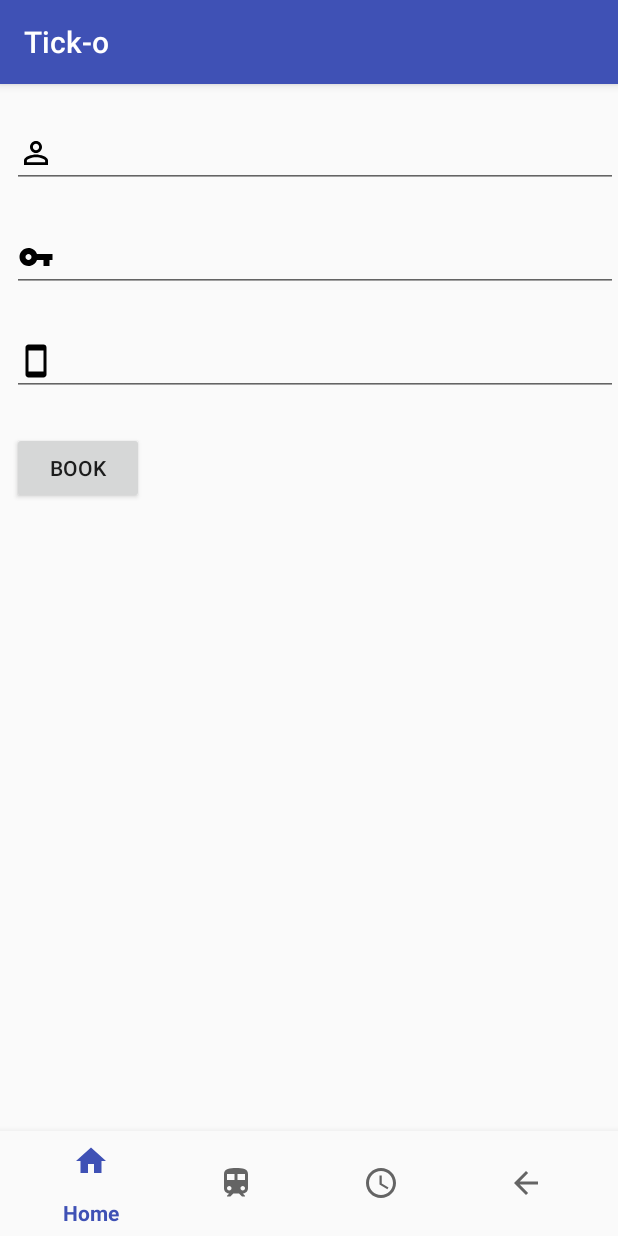
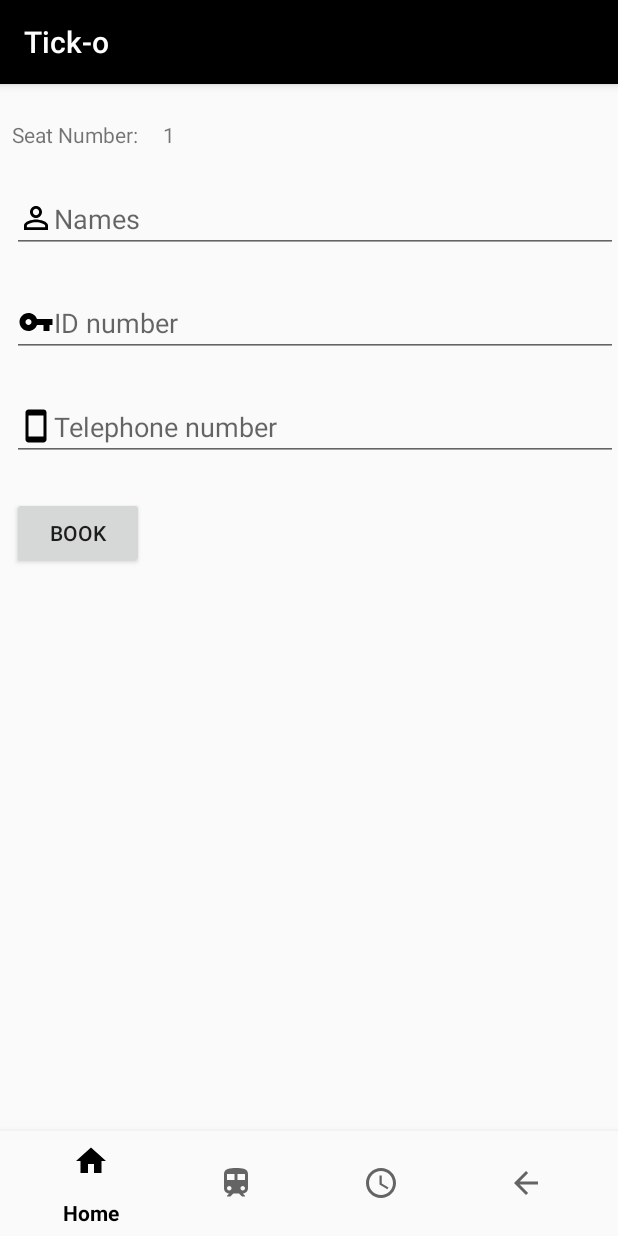
Before and after one commit to samchuckie/Mobile_train_Booking, an Android app: the fragment TrainEntry_frag placed in its activity, on a phone screen of 412 x 824 dp. Run offline under Robolectric (Android 15) with nearby library versions, the phone set to English and light mode, and no system bars; our stand-ins replace Firebase (no records; nobody signed in at launch, a user with empty details on screens opened directly); libraries missing offline, so code that uses them is left out: com.androidstudy.daraja; 1 statement that could not run was skipped.

Commit message:
User checkcing their ticket remains

```diff
--- a/app/build.gradle
+++ b/app/build.gradle
@@ -42,6 +42,7 @@ dependencies {
     implementation 'com.squareup.okhttp3:okhttp:3.10.0'
     implementation 'com.androidstudy:daraja:1.0.0'
     androidTestImplementation 'com.android.support.test:rules:1.0.2'
+    implementation 'de.hdodenhof:circleimageview:2.2.0'
 
 
 }
--- a/app/src/main/java/com/example/asce/databasetests/Fragments/TrainEntry.java
+++ b/app/src/main/java/com/example/asce/databasetests/Fragments/TrainEntry_frag.java
@@ -11,6 +11,7 @@ import android.view.View;
 import android.view.ViewGroup;
 import android.widget.Button;
 import android.widget.EditText;
+import android.widget.TextView;
 import android.widget.Toast;
 
 import com.androidstudy.daraja.Daraja;
@@ -19,9 +20,12 @@ import com.androidstudy.daraja.model.AccessToken;
 import com.androidstudy.daraja.model.LNMExpress;
 import com.androidstudy.daraja.model.LNMResult;
 import com.example.asce.databasetests.R;
+import com.example.asce.databasetests.ViewModel.Datechecker_viewmodel;
 import com.example.asce.databasetests.ViewModel.booking_viewmodel;
 import com.example.asce.databasetests.ViewModel.darajaViewModel;
-import com.example.asce.databasetests.entry;
+import com.example.asce.databasetests.Entry;
+import com.google.firebase.auth.FirebaseAuth;
+import com.google.firebase.auth.FirebaseUser;
 import com.google.firebase.database.DataSnapshot;
 import com.google.firebase.database.DatabaseError;
 import com.google.firebase.database.DatabaseReference;
@@ -31,13 +35,18 @@ import com.google.firebase.database.ValueEventListener;
 import java.util.HashMap;
 import java.util.Map;
 
-public class TrainEntry extends Fragment {
+public class TrainEntry_frag extends Fragment {
     private booking_viewmodel book;
     private darajaViewModel darajavm;
-    DatabaseReference databaseReference;
+    private DatabaseReference databaseReference;
     EditText usersname, userid,usertelephone;
+    private Datechecker_viewmodel datechecker_viewmodel;
+    TextView seatno;
     Button mpesa_req;
-    Daraja daraja;
+    private Daraja daraja;
+    String bday,bmonth,byear;
+    int seatnumber;
+
 
     @Nullable
     @Override
@@ -51,13 +60,18 @@ public class TrainEntry extends Fragment {
         super.onActivityCreated(savedInstanceState);
         book = ViewModelProviders.of(getActivity()).get(booking_viewmodel.class);
         darajavm = ViewModelProviders.of(getActivity()).get(darajaViewModel.class);
-        Log.e("sam", "" + book.getmMonth());
+        datechecker_viewmodel = ViewModelProviders.of(getActivity()).get(Datechecker_viewmodel.class);
+        Log.e("sam", "Month to be booked" + book.getmMonth());
         databaseReference = FirebaseDatabase.getInstance().getReference();
         usersname = getActivity().findViewById(R.id.names);
         userid = getActivity().findViewById(R.id.id);
         usertelephone = getActivity().findViewById(R.id.telephone);
+        seatno = getActivity().findViewById(R.id.seat);
         mpesa_req = getActivity().findViewById(R.id.requester);
-         mpesa_req.setOnClickListener(mpesa_request);
+        mpesa_req.setOnClickListener(mpesa_request);
+        bday =String.valueOf(book.getmDay());
+        bmonth = String.valueOf(book.getmMonth());
+        byear =String.valueOf(book.getmYear());
         daraja = Daraja.with(darajavm.getConsumerkey(), darajavm.getConsumesecret(), new DarajaListener<AccessToken>() {
             @Override
             public void onResult(@NonNull AccessToken accessToken) {
@@ -70,30 +84,46 @@ public class TrainEntry extends Fragment {
                 Log.e("sam" , "error is " + error);
             }
         });
+        databaseReference.child(byear)
+                .child(bmonth)
+                .child(bday)
+                .child(book.getDeparture_station()).child(book.getDestination_station())
+                .child(book.getEconomical_status())
+                .addValueEventListener(new ValueEventListener() {
+                    @Override
+                    public void onDataChange(@NonNull DataSnapshot dataSnapshot) {
+
+                        //use to check if seast available change during booking
+                        int number = (int) dataSnapshot.getChildrenCount();
+                        if (number<=datechecker_viewmodel.getMaximumseats())
+                        {
+                            number++;
+                            seatnumber = number;
+                            seatno.setText(String.valueOf(seatnumber));
+
+                        }
+                        else
+                        {
+                            //go back to datepicker
+                        }
+                    }
+
+                    @Override
+                    public void onCancelled(@NonNull DatabaseError databaseError) {
+
+
+                    }
+
+                });
 
     }
     View.OnClickListener mpesa_request = new View.OnClickListener() {
         @Override
         public void onClick(View v) {
 
-            final String n = usersname.getText().toString();
-            final String i = userid.getText().toString();
-            final String t = usertelephone.getText().toString();
-            databaseReference.child(String.valueOf(book.getmYear())).child(String.valueOf(book.getmMonth()))
-                    .child(String.valueOf(book.getmDay()))
-                    .child(book.getDeparture_station()).child(book.getDestination_station()).child(book.getEconomical_status())
-                    .addValueEventListener(new ValueEventListener() {
-                        @Override
-                        public void onDataChange(@NonNull DataSnapshot dataSnapshot) {
-
-
-                        }
-
-                        @Override
-                        public void onCancelled(@NonNull DatabaseError databaseError) {
-
-                        }
-                    });
+            final String user_name = usersname.getText().toString();
+            final int user_id =Integer.valueOf(userid.getText().toString());
+            final int user_telephone = Integer.valueOf(usertelephone.getText().toString());
 
 
             LNMExpress lnmExpress = new LNMExpress(
@@ -108,12 +138,16 @@ public class TrainEntry extends Fragment {
                     darajavm.getAccountreference(),
                     darajavm.getTransactiondec()
             );
-
+            Log.e("sam", "The username is " + user_name);
+            Log.e("sam", "The id is " + user_id);
+            Log.e("sam", "The telephone is " + user_telephone);
+            Log.e("sam", "The price is " + book.getPrice());
+            setter(user_name, user_id, book.getPrice(), user_telephone);
             daraja.requestMPESAExpress(lnmExpress, new DarajaListener<LNMResult>() {
                         @Override
                         public void onResult(@NonNull LNMResult lnmResult) {
-                            Log.e("sam", lnmResult.ResponseDescription);
-                            setter(n, i, book.getPrice(), t);
+                            Log.e("sam", "descritpion" + lnmResult.ResponseDescription);
+                            setter(user_name, user_id, book.getPrice(), user_telephone);
                         }
 
                         @Override
@@ -125,16 +159,20 @@ public class TrainEntry extends Fragment {
         }
     };
 
-    public void setter(String name ,String id,int price , String phone)
+    public void setter(String name ,int id,int price , int phone)
     {
-        entry ee= new entry(name,id ,price ,phone);
-        Map<String, Object> postValues = ee.mapper();
+        Entry tick_entry= new Entry(name,id ,price ,phone);
+        Map<String, Object> postValues = tick_entry.mapper();
         Map<String, Object> childUpdates = new HashMap<>();
-        childUpdates.put("hj"  , postValues);
+        childUpdates.put(byear + "/" + bmonth + "/" +bday + "/" + book.getDeparture_station()
+                + "/" + book.getDestination_station() + "/" + book.getEconomical_status()+ "/"+seatnumber , postValues);
         databaseReference.updateChildren(childUpdates);
 
+        Map<String ,Object> usermap = new HashMap<>() ;
+        usermap.put("UserTickets/" + FirebaseAuth.getInstance().getCurrentUser().getUid()  , postValues);
 
-    }
+        databaseReference.updateChildren(usermap);
 
+        }
 
 }
--- a/app/src/main/java/com/example/asce/databasetests/Home.java
+++ b/app/src/main/java/com/example/asce/databasetests/Home.java
@@ -8,8 +8,9 @@ import android.support.v7.app.AppCompatActivity;
 import android.util.Log;
 import android.view.MenuItem;
 
-import com.example.asce.databasetests.Fragments.DateChecker;
+import com.example.asce.databasetests.Fragments.DateChecker_frag;
 import com.example.asce.databasetests.Fragments.Home_fragment;
+import com.example.asce.databasetests.Fragments.Tickets_frag;
 import com.example.asce.databasetests.ViewModel.Datechecker_viewmodel;
 import com.example.asce.databasetests.ViewModel.booking_viewmodel;
 import com.example.asce.databasetests.ViewModel.darajaViewModel;
@@ -17,8 +18,6 @@ import com.google.firebase.auth.FirebaseAuth;
 
 public  class Home extends AppCompatActivity {
     BottomNavigationView bottomNavigationView  ;
-    FirebaseAuth.AuthStateListener authStateListener;
-    FirebaseAuth mAuth;
     public booking_viewmodel book;
     public Datechecker_viewmodel daterviewmodel ;
     public darajaViewModel darajavm;
@@ -37,11 +36,11 @@ public  class Home extends AppCompatActivity {
 
                     break;
                 case R.id.booking_id:
-                    switcher = new DateChecker();
+                    switcher = new DateChecker_frag();
                     frag_home ="datechecker";
                     break;
                 case R.id.checking_id:
-                    //  switcher = new TrainEntry()                    ;
+                      switcher = new Tickets_frag()                    ;
                     break;
                 case R.id.logout_id:
                     FirebaseAuth.getInstance().signOut();
@@ -69,71 +68,6 @@ public  class Home extends AppCompatActivity {
         getSupportFragmentManager().beginTransaction().add(R.id.frags_container, new Home_fragment()).commit();
         bottomNavigationView.setOnNavigationItemSelectedListener(navlistener);
 
-        //
-        //        NavigationView navigationView = findViewById(R.id.train_nav);
-        //        navigationView.setNavigationItemSelectedListener(new NavigationView.OnNavigationItemSelectedListener() {
-        //            @Override
-        //            public boolean onNavigationItemSelected(@NonNull MenuItem item) {
-        //                int item_id=item.getItemId();
-        //                item.setChecked(true);
-        //
-        //                switch (item_id)
-        //                {
-        //                    case R.id.booking_id:
-        //                        startActivity(new Intent(getApplicationContext(), Date_checker.class));
-        //                        break;
-        //
-        //
-        //
-        //
-        //                }
-        //                train_drawer.closeDrawers();
-        //                return true;
-        //            }
-        //        });
-        //        mAuth =FirebaseAuth.getInstance();
-        //        authStateListener =new FirebaseAuth.AuthStateListener() {
-        //            @Override
-        //            public void onAuthStateChanged(@NonNull FirebaseAuth firebaseAuth) {
-        //                FirebaseUser firebaseUser =firebaseAuth.getCurrentUser();
-        //                if(firebaseUser ==null){
-        //                    startActivity(new Intent(getApplicationContext(), Logger.class));
-        //
-        //
-        //                }
-        //                else{
-        //                    Log.e("sam", "you are logged in");
-        //                }
-        //            }
-        //        };
-        //
-        //    }
-        //    @Override
-        //    public boolean onOptionsItemSelected(MenuItem item) {
-        //        switch (item.getItemId()) {
-        //            case android.R.id.home:
-        //                train_drawer.openDrawer(GravityCompat.START);
-        //                return true;
-        //        }
-        //        return super.onOptionsItemSelected(item);
-        //    }
-        //
-        //    @Override
-        //    protected void onResume() {
-        //        super.onResume();
-        //        mAuth.addAuthStateListener(authStateListener);
-        //        Log.e("sam", "added the listener in Home");
-        //
-        //    }
-        //
-        //    @Override
-        //    protected void onPause() {
-        //        super.onPause();
-        //        mAuth.removeAuthStateListener(authStateListener);
-        //        Log.e("sam", "removed the listener in Home");
-        //    }
-        //
-        //}
     }
 
 }
--- a/app/src/main/java/com/example/asce/databasetests/Logger.java
+++ b/app/src/main/java/com/example/asce/databasetests/Logger.java
@@ -2,19 +2,14 @@ package com.example.asce.databasetests;
 
 import android.content.Intent;
 import android.support.annotation.NonNull;
-import android.support.design.widget.BottomNavigationView;
 import android.support.v7.app.AppCompatActivity;
 import android.os.Bundle;
 import android.text.TextUtils;
 import android.util.Log;
-import android.view.MenuItem;
 import android.view.View;
 import android.widget.EditText;
 import android.widget.Toast;
 
-import com.example.asce.databasetests.Fragments.DateChecker;
-import com.example.asce.databasetests.Fragments.Home_fragment;
-import com.example.asce.databasetests.ViewModel.booking_viewmodel;
 import com.google.android.gms.tasks.OnCompleteListener;
 import com.google.android.gms.tasks.Task;
 import com.google.firebase.auth.AuthResult;
@@ -35,6 +30,7 @@ public class Logger extends AppCompatActivity {
         mAuth = FirebaseAuth.getInstance();
         username = findViewById(R.id.username);
         password = findViewById(R.id.password);
+
         authStateListener = new FirebaseAuth.AuthStateListener() {
             @Override
             public void onAuthStateChanged(@NonNull FirebaseAuth firebaseAuth) {
--- a/app/src/main/java/com/example/asce/databasetests/ViewModel/booking_viewmodel.java
+++ b/app/src/main/java/com/example/asce/databasetests/ViewModel/booking_viewmodel.java
@@ -15,7 +15,7 @@ public class booking_viewmodel extends ViewModel {
         setdefault();
     }
 
-    private int mYear , mMonth , mDay,price;
+    private int mYear , mMonth , mDay, price;
     String destination_station ,departure_station , economical_status;
 
     public String getEconomical_status() {
@@ -47,12 +47,11 @@ public class booking_viewmodel extends ViewModel {
     public long getDategotten() {
         return dategotten;
     }
-    public void getdatechanged(int mYear ,int mMonth ,int mDay,int price)
+    public void getdatechanged(int mYear ,int mMonth ,int mDay)
     {
     this.mYear =mYear;
     this.mMonth=mMonth;
     this.mDay = mDay;
-    this.price=price;
     }
 
     public int getmDay() {
@@ -71,10 +70,14 @@ public class booking_viewmodel extends ViewModel {
         return price;
     }
 
-    public void setDategotten(long dategotten) {
-        this.dategotten = dategotten;
+    public void setPrice(int price) {
+        this.price = price;
     }
-    public void setdefault()
+
+    //    public void setDategotten(long dategotten) {
+//        this.dategotten = dategotten;
+//    }
+    private void setdefault()
     {
         dategotten = System.currentTimeMillis();
     }
--- a/app/src/main/res/layout/activity_booking.xml
+++ b/app/src/main/res/layout/activity_booking.xml
@@ -8,12 +8,34 @@
     android:orientation="vertical"
     android:paddingLeft="@dimen/padding_top"
     >
+    <LinearLayout
+        android:layout_width="match_parent"
+        android:layout_height="wrap_content"
+        android:orientation="horizontal"
+        android:layout_marginTop="@dimen/margin_top"
+
+        >
+        <TextView
+            android:layout_width="0dp"
+            android:layout_height="match_parent"
+            android:layout_weight="1"
+            android:text="Seat Number:"
+            />
+        <TextView
+            android:layout_width="0dp"
+            android:layout_height="match_parent"
+            android:layout_weight="3"
+            android:id="@+id/seat"
+            />
+
+    </LinearLayout>
     <EditText
         android:layout_width="match_parent"
         android:layout_height="wrap_content"
         android:id="@+id/names"
         tools:text="names"
         android:layout_marginTop="@dimen/margin_top"
+        android:hint="Names"
         android:drawableStart="@drawable/ic_perm_identity_black_24dp"
 
         />
@@ -23,6 +45,7 @@
         android:id="@+id/id"
         tools:text="id"
         android:layout_marginTop="@dimen/margin_top"
+        android:hint="ID number"
         android:drawableStart="@drawable/ic_vpn_key_black_24dp"
 
         />
@@ -32,6 +55,7 @@
         android:id="@+id/telephone"
         tools:text="telephone"
         android:layout_marginTop="@dimen/margin_top"
+        android:hint="Telephone number"
         android:drawableStart="@drawable/ic_smartphone_black_24dp"
 
         />
--- a/app/src/main/res/values/colors.xml
+++ b/app/src/main/res/values/colors.xml
@@ -1,6 +1,6 @@
 <?xml version="1.0" encoding="utf-8"?>
 <resources>
-    <color name="colorPrimary">#3F51B5</color>
-    <color name="colorPrimaryDark">#303F9F</color>
+    <color name="colorPrimary">#000000</color>
+    <color name="colorPrimaryDark">#000000</color>
     <color name="colorAccent">#FF4081</color>
 </resources>
```
Also changed, not shown: app/src/main/java/com/example/asce/databasetests/Entry.java (renamed from app/src/main/java/com/example/asce/databasetests/entry.java, +18 -13 lines), app/src/main/java/com/example/asce/databasetests/Fared.java (added, +39 -0 lines), app/src/main/java/com/example/asce/databasetests/Fragments/DateChecker_frag.java (renamed from app/src/main/java/com/example/asce/databasetests/Fragments/DateChecker.java, +80 -94 lines), app/src/main/java/com/example/asce/databasetests/Fragments/Tickets_frag.java (added, +46 -0 lines), app/src/main/java/com/example/asce/databasetests/Fragments/Ticketsadapter.java (added, +45 -0 lines), app/src/main/java/com/example/asce/databasetests/ViewModel/Datechecker_viewmodel.java (+32 -10 lines), app/src/main/res/drawable/my_bg.xml (added, +8 -0 lines), app/src/main/res/layout/activity_logger.xml (+28 -3 lines), app/src/main/res/layout/activity_register.xml (+19 -5 lines), app/src/main/res/layout/date_checker.xml (+5 -3 lines), app/src/main/res/layout/ticket_tv.xml (added, +35 -0 lines), app/src/main/res/layout/ticketchecker.xml (added, +14 -0 lines).
